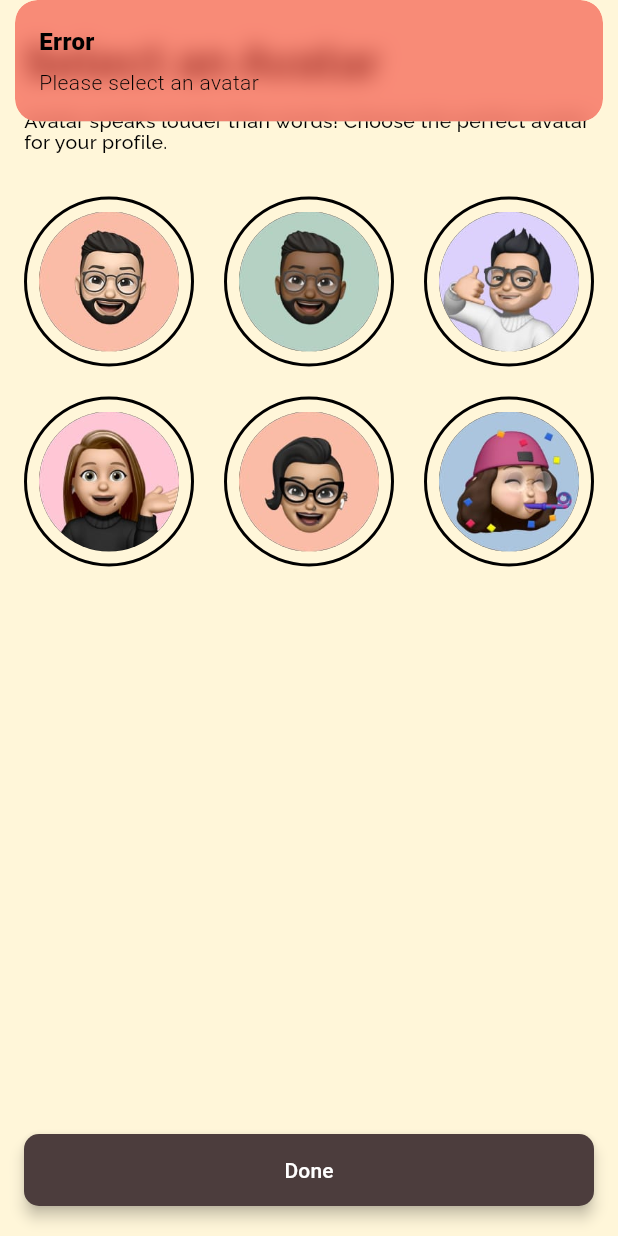
After one commit to samitdawane/swapgo, a Flutter app: the ProfileImageSetter screen opened directly, after a tap on "Done", on a phone screen of 412 x 824 dp. The commit adds this screen. Run offline on Flutter 3.47's test engine with Material 3 defaults, Android fonts, the phone set to English and light mode, and no system bars; our stand-ins replace get, google_fonts.

Commit message:
profile icon page

```diff
--- a/lib/core/common/app_images.dart
+++ b/lib/core/common/app_images.dart
@@ -1,4 +1,8 @@
 class AppImages {
-  static const String logo =
-      'assets/images/logo.png'; // no such images as of now
+  static const String avatar1 = 'assets/profile_avatar/avatar1.jpeg';
+  static const String avatar2 = 'assets/profile_avatar/avatar2.jpeg';
+  static const String avatar3 = 'assets/profile_avatar/avatar3.jpeg';
+  static const String avatar4 = 'assets/profile_avatar/avatar4.jpeg';
+  static const String avatar5 = 'assets/profile_avatar/avatar5.jpeg';
+  static const String avatar6 = 'assets/profile_avatar/avatar6.jpeg';
 }
--- /dev/null
+++ b/lib/core/controllers/avatar_controller.dart
@@ -0,0 +1,9 @@
+import 'package:get/get.dart';
+
+class AvatarController extends GetxController {
+  RxString selectedAvatar = ''.obs;
+
+  void selectAvatar(String avatar) {
+    selectedAvatar.value = avatar;
+  }
+}
--- a/lib/core/routes/app_pages.dart
+++ b/lib/core/routes/app_pages.dart
@@ -2,7 +2,7 @@ import 'package:get/get.dart';
 import 'package:swapgo/core/bindings/home_binding.dart';
 import 'package:swapgo/core/bindings/skill_binding.dart';
 import 'package:swapgo/modules/posts/home_page.dart';
-import 'package:swapgo/modules/profile_details.dart';
+import 'package:swapgo/modules/profile_details/profile_details.dart';
 import 'package:swapgo/modules/skills/skills_show.dart';
 
 import 'app_routes.dart';
--- a/lib/modules/profile_details.dart
+++ b/lib/modules/profile_details/profile_details.dart
@@ -6,6 +6,7 @@ import 'package:swapgo/core/common/app_colors.dart';
 import 'package:swapgo/core/common/app_dropdown.dart';
 import 'package:swapgo/core/common/app_fontStyles.dart';
 import 'package:swapgo/core/common/app_textfield.dart';
+import 'package:swapgo/modules/profile_details/profile_icon.dart';
 
 class PersonalDetailsScreen extends StatelessWidget {
   final ProfileDetailsController controller = Get.put(
@@ -142,7 +143,7 @@ class PersonalDetailsScreen extends StatelessWidget {
                               controller.achievementsController.text,
                         };
                         if (controller.validateFields()) {
-                          // Get.to(pageName, arguments: data);
+                          Get.to(() => ProfileImageSetter(arguements: data));
                         }
                       },
                     ),
--- /dev/null
+++ b/lib/modules/profile_details/profile_icon.dart
@@ -0,0 +1,124 @@
+import 'package:flutter/material.dart';
+import 'package:get/get.dart';
+import 'package:swapgo/core/common/app_button.dart';
+import 'package:swapgo/core/common/app_colors.dart';
+import 'package:swapgo/core/common/app_fontStyles.dart';
+import 'package:swapgo/core/common/app_images.dart';
+
+import 'package:swapgo/core/controllers/avatar_controller.dart'; // Import your controller
+
+class ProfileImageSetter extends StatelessWidget {
+  final Map<String, dynamic>? arguements;
+  ProfileImageSetter({super.key, this.arguements});
+
+  final AvatarController controller = Get.put(AvatarController());
+
+  final List<String> avatars = [
+    AppImages.avatar1,
+    AppImages.avatar2,
+    AppImages.avatar3,
+    AppImages.avatar4,
+    AppImages.avatar5,
+    AppImages.avatar6,
+  ];
+
+  @override
+  Widget build(BuildContext context) {
+    return Scaffold(
+      backgroundColor: AppColors.backgroundColor,
+      body: SafeArea(
+        child: Padding(
+          padding: const EdgeInsets.symmetric(horizontal: 16, vertical: 20),
+          child: Column(
+            crossAxisAlignment: CrossAxisAlignment.start,
+            children: [
+              Text(
+                'Select an Avatar',
+                style: AppTextStyle.font26Bold().copyWith(fontSize: 30),
+              ),
+              const SizedBox(height: 10),
+              Text(
+                "Avatar speaks louder than words! Choose the perfect avatar for your profile.",
+                style: AppTextStyle.font13Medium().copyWith(height: 1.1),
+              ),
+              const SizedBox(height: 30),
+
+              // Avatar Grid
+              Expanded(
+                child: GridView.builder(
+                  itemCount: avatars.length,
+                  gridDelegate: const SliverGridDelegateWithFixedCrossAxisCount(
+                    crossAxisCount: 3,
+                    crossAxisSpacing: 20,
+                    mainAxisSpacing: 20,
+                  ),
+                  itemBuilder: (context, index) {
+                    final avatar = avatars[index];
+                    return Obx(
+                      () => GestureDetector(
+                        onTap: () {
+                          controller.selectAvatar(avatar);
+                        },
+                        child: Container(
+                          decoration: BoxDecoration(
+                            shape: BoxShape.circle,
+                            border: Border.all(
+                              color:
+                                  controller.selectedAvatar.value == avatar
+                                      ? Colors.green
+                                      : Colors.black,
+                              width:
+                                  controller.selectedAvatar.value == avatar
+                                      ? 3
+                                      : 2,
+                            ),
+                          ),
+                          padding: const EdgeInsets.all(8),
+                          child: ClipOval(
+                            child: Image.asset(avatar, fit: BoxFit.cover),
+                          ),
+                        ),
+                      ),
+                    );
+                  },
+                ),
+              ),
+
+              // Save Button
+              SizedBox(
+                width: double.infinity,
+                child: AppButton(
+                  text: 'Done',
+                  onPressed: () {
+                    if (controller.selectedAvatar.value.isNotEmpty) {
+                      String fullPath = controller.selectedAvatar.value;
+                      String fileName =
+                          fullPath.split('/').last; // 👈 Get only avatar1.jpeg
+
+                      Map<String, dynamic> payload = {
+                        "avatar": fileName,
+                        "occupation": arguements!["occupation"],
+                        "experience": arguements!["experience"],
+                        "workLink": arguements!["workLink"],
+                        "description": arguements!["description"],
+                        "achievements": arguements!["achievements"],
+                      };
+                    } else {
+                      Get.snackbar(
+                        'Error',
+                        "Please select an avatar",
+                        colorText: AppColors.textBlackColor,
+                        snackPosition: SnackPosition.TOP,
+                        backgroundColor: Colors.red.withValues(alpha: 0.6),
+                      );
+                    }
+                  },
+                ),
+              ),
+            ],
+          ),
+        ),
+      ),
+    );
+  }
+}
--- a/pubspec.yaml
+++ b/pubspec.yaml
@@ -61,9 +61,8 @@ flutter:
   uses-material-design: true
 
   # To add assets to your application, add an assets section, like this:
-  # assets:
-  #   - images/a_dot_burr.jpeg
-  #   - images/a_dot_ham.jpeg
+  assets:
+    - assets/profile_avatar/
 
   # An image asset can refer to one or more resolution-specific "variants", see
   # https://flutter.dev/to/resolution-aware-images
```
Also changed, not shown: assets/profile_avatar/avatar1.jpeg (added), assets/profile_avatar/avatar2.jpeg (added), assets/profile_avatar/avatar3.jpeg (added), assets/profile_avatar/avatar4.jpeg (added), assets/profile_avatar/avatar5.jpeg (added), assets/profile_avatar/avatar6.jpeg (added).
